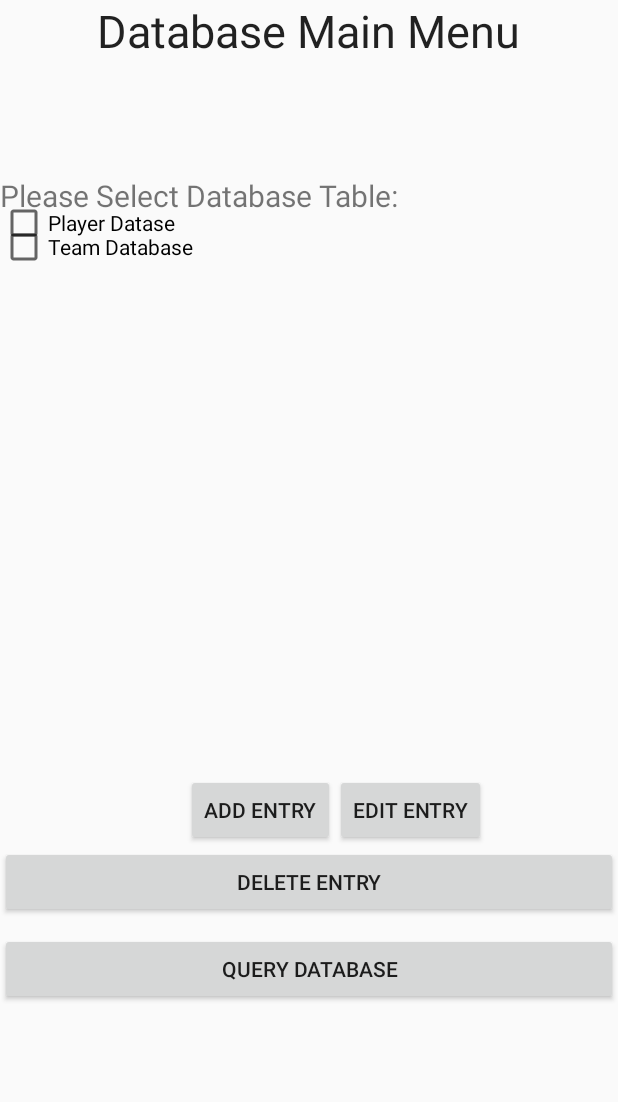
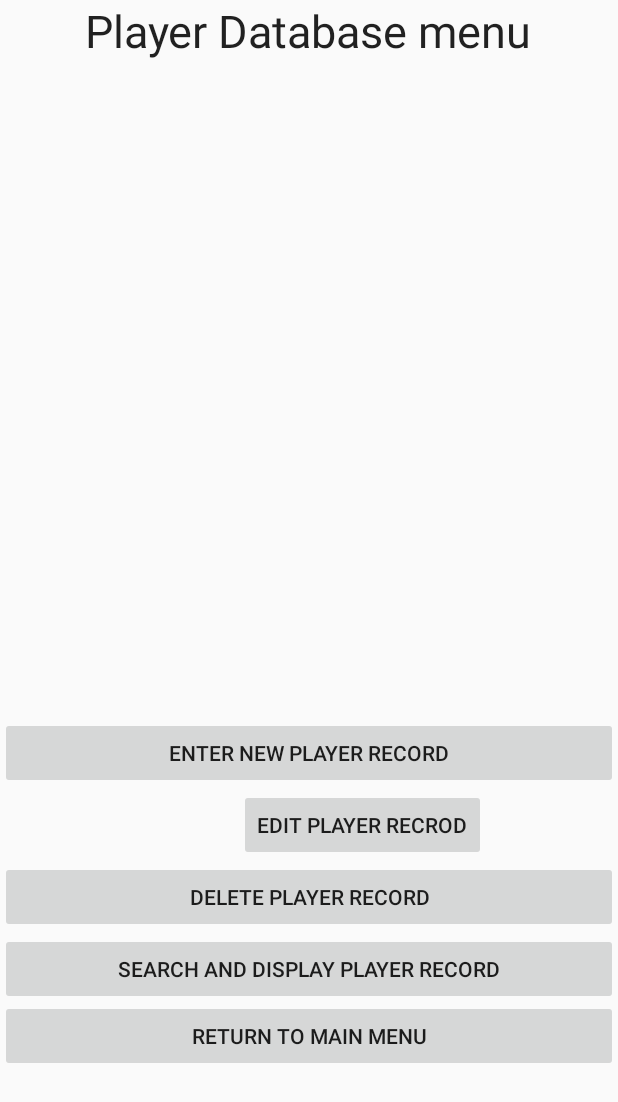
Before and after one commit to GhaffarSherif/Case, an Android app: the DatabaseMenu screen opened directly, with no data from a screen before it, on a phone screen of 412 x 824 dp. Shown: the top 1102 px of the screen. Run offline under Robolectric (Android 15) with nearby library versions, the phone set to English and light mode, and no system bars.

Commit message:
More on dada baex and fixed options menu Signed-off-by: sherif ghaffar <sherif-99@hotmail.com>

```diff
--- a/app/build.gradle
+++ b/app/build.gradle
@@ -6,8 +6,8 @@ android {
 
     defaultConfig {
         applicationId "com.example.cstuser.casestudy"
-        minSdkVersion 19
-        targetSdkVersion 22
+        minSdkVersion 10
+        targetSdkVersion 10
         versionCode 1
         versionName "1.0"
     }
--- a/app/src/main/AndroidManifest.xml
+++ b/app/src/main/AndroidManifest.xml
@@ -1,7 +1,7 @@
 <?xml version="1.0" encoding="utf-8"?>
 <manifest xmlns:android="http://schemas.android.com/apk/res/android"
     package="com.example.cstuser.casestudy" >
-
+    <uses-sdk android:minSdkVersion="10" />
     <application
         android:allowBackup="true"
         android:icon="@mipmap/ic_launcher"
--- a/app/src/main/res/layout/database_menu_ui.xml
+++ b/app/src/main/res/layout/database_menu_ui.xml
@@ -14,34 +14,25 @@
         <Button
             android:layout_width="wrap_content"
             android:layout_height="wrap_content"
-            android:text="Edit Entry"
+            android:text="Edit player recrod"
             android:id="@+id/editBtn"
+            android:layout_marginEnd="88dp"
             android:layout_alignParentTop="true"
-            android:layout_alignParentEnd="true"
-            android:layout_marginEnd="88dp" />
+            android:layout_alignParentRight="true" />
+
+        <Button
+            android:layout_width="fill_parent"
+            android:layout_height="wrap_content"
+            android:text="Search and display player record"
+            android:id="@+id/queryBtn"
+            android:singleLine="false"
+            android:layout_below="@+id/deleteBtn"
+            android:layout_alignParentLeft="true" />
 
         <Button
             android:layout_width="wrap_content"
             android:layout_height="wrap_content"
-            android:text="Add Entry"
-            android:id="@+id/addBtn"
-            android:layout_alignParentTop="true"
-            android:layout_toStartOf="@+id/editBtn" />
-
-        <Button
-            android:layout_width="fill_parent"
-            android:layout_height="wrap_content"
-            android:text="Query Database"
-            android:id="@+id/queryBtn"
-            android:singleLine="false"
-            android:layout_below="@+id/editBtn"
-            android:layout_alignParentStart="true"
-            android:layout_marginTop="58dp" />
-
-        <Button
-            android:layout_width="wrap_content"
-            android:layout_height="wrap_content"
-            android:text="Delete Entry"
+            android:text="Delete player record"
             android:id="@+id/deleteBtn"
             android:layout_below="@+id/editBtn"
             android:layout_alignParentStart="true"
@@ -49,46 +40,33 @@
 
     </RelativeLayout>
 
-    <RelativeLayout
-        android:layout_width="match_parent"
-        android:layout_height="wrap_content"
-        android:id="@+id/relativeLayout2"
-        android:layout_below="@+id/textView2"
-        android:layout_alignParentStart="true"
-        android:layout_marginTop="76dp">
-
-        <TextView
-            android:layout_width="wrap_content"
-            android:layout_height="wrap_content"
-            android:text="Please Select Database Table:"
-            android:id="@+id/textView3"
-            android:textSize="20sp" />
-
-        <CheckBox
-            android:layout_width="wrap_content"
-            android:layout_height="wrap_content"
-            android:text="Player Datase"
-            android:id="@+id/checkBox"
-            android:layout_centerVertical="true"
-            android:layout_alignParentStart="true" />
-
-        <CheckBox
-            android:layout_width="wrap_content"
-            android:layout_height="wrap_content"
-            android:text="Team Database"
-            android:id="@+id/checkBox2"
-            android:layout_below="@+id/checkBox"
-            android:layout_alignParentStart="true" />
-    </RelativeLayout>
-
     <TextView
         android:layout_width="wrap_content"
         android:layout_height="wrap_content"
         android:textAppearance="?android:attr/textAppearanceLarge"
-        android:text="Database Main Menu"
+        android:text="Player Database menu"
         android:id="@+id/textView2"
         android:textSize="30dp"
         android:layout_alignParentTop="true"
         android:layout_centerHorizontal="true" />
 
+    <Button
+        android:layout_width="wrap_content"
+        android:layout_height="wrap_content"
+        android:text="Enter new player record"
+        android:id="@+id/addBtn"
+        android:layout_above="@+id/relativeLayout"
+        android:layout_alignParentLeft="true"
+        android:layout_alignParentRight="true" />
+
+    <Button
+        android:layout_width="wrap_content"
+        android:layout_height="wrap_content"
+        android:text="Return to main menu"
+        android:id="@+id/button"
+        android:layout_marginBottom="109dp"
+        android:layout_alignParentBottom="true"
+        android:layout_alignParentRight="true"
+        android:layout_alignParentLeft="true" />
+
 </RelativeLayout>
--- a/app/src/main/res/layout/main_menu.xml
+++ b/app/src/main/res/layout/main_menu.xml
@@ -1,5 +1,6 @@
 <RelativeLayout xmlns:android="http://schemas.android.com/apk/res/android"
     xmlns:tools="http://schemas.android.com/tools" android:layout_width="match_parent"
+
     android:layout_height="match_parent" android:paddingLeft="@dimen/activity_horizontal_margin"
     android:paddingRight="@dimen/activity_horizontal_margin"
     android:paddingTop="@dimen/activity_vertical_margin"
```
Also changed, not shown: app/src/main/java/com/example/cstuser/casestudy/MainMenu.java (+12 -22 lines), app/src/main/res/layout/database_menu_ui2.xml (added, +68 -0 lines).
